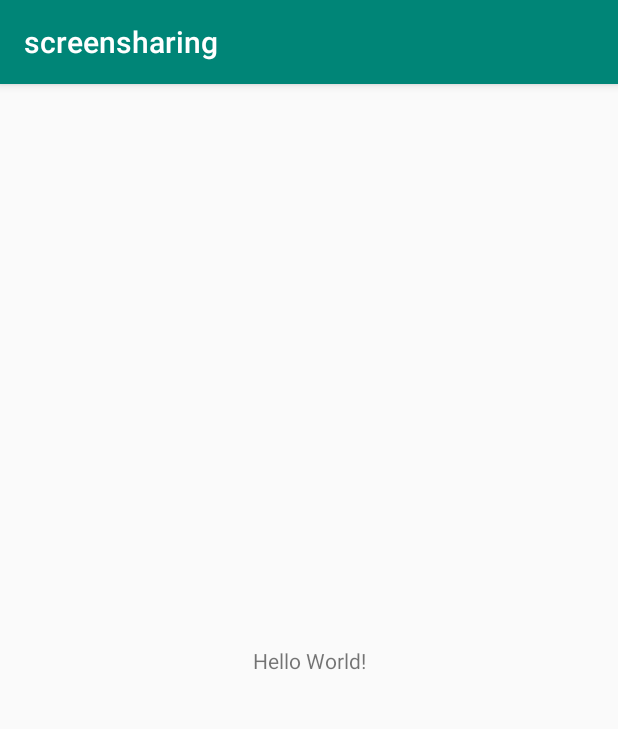
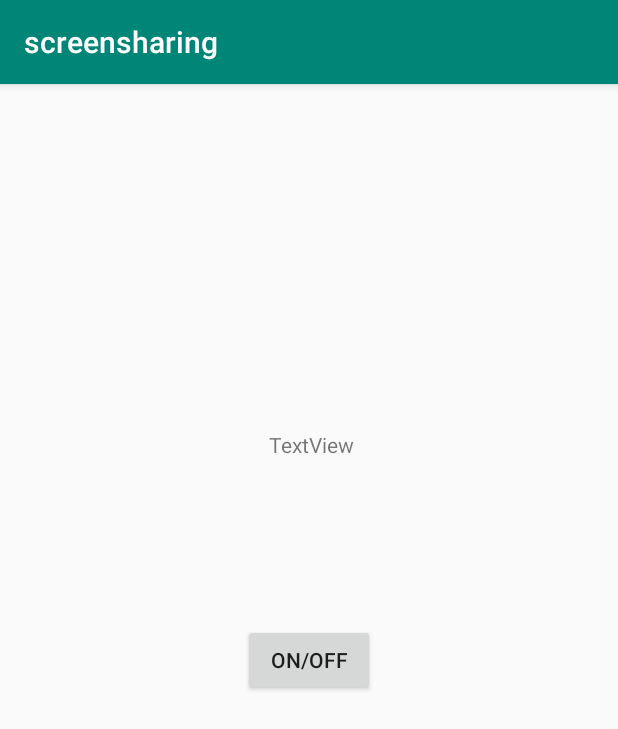
Before and after one commit to Deiroo/PinchSS, an Android app: the screen it shows after launch (MainActivity), on a phone screen of 412 x 824 dp. Shown: the top 729 px of the screen. Run offline under Robolectric (Android 15) with nearby library versions, the phone set to English and light mode, and no system bars.

```diff
--- a/app/src/main/java/com/example/screensharing/MainActivity.java
+++ b/app/src/main/java/com/example/screensharing/MainActivity.java
@@ -1,14 +1,100 @@
 package com.example.screensharing;
 
 import androidx.appcompat.app.AppCompatActivity;
+import androidx.constraintlayout.widget.ConstraintLayout;
 
 import android.os.Bundle;
+import android.view.GestureDetector;
+import android.view.MotionEvent;
+import android.view.View;
+import android.widget.Button;
+import android.widget.RelativeLayout;
+import android.widget.TextView;
 
 public class MainActivity extends AppCompatActivity {
+
+    ConstraintLayout constraintLayout;
+    Button btnOnOff;
+    TextView tvTest;
+    SwipeListener swipeListener;
 
     @Override
     protected void onCreate(Bundle savedInstanceState) {
         super.onCreate(savedInstanceState);
         setContentView(R.layout.activity_main);
+
+        constraintLayout = findViewById(R.id.constraint_layout);
+        btnOnOff = findViewById(R.id.btnOnOff);
+        tvTest = findViewById(R.id.tvTest);
+
+        swipeListener = new SwipeListener(constraintLayout);
+
+
+    }
+
+
+    private class SwipeListener implements View.OnTouchListener{
+
+        GestureDetector gestureDetector;
+
+        SwipeListener(View view){
+            final int threshoold = 100;
+            final int velocity_threshold = 100;
+
+            GestureDetector.SimpleOnGestureListener listener =
+                    new GestureDetector.SimpleOnGestureListener(){
+                        @Override
+                        public boolean onDown(MotionEvent e) {
+                            return true;
+                        }
+
+                        @Override
+                        public boolean onFling(MotionEvent e1, MotionEvent e2, float velocityX, float velocityY) {
+                            float xDiff = e2.getX() - e1.getX();
+                            float yDiff = e2.getY() - e1.getY();
+
+                            try{
+                                if(Math.abs(xDiff) > Math.abs(yDiff)){
+                                    if(Math.abs(xDiff) > threshoold && Math.abs(velocityX) >velocity_threshold){
+                                        if(xDiff>0){
+                                            //Right
+                                            tvTest.setText("Right");
+
+                                        } else {
+                                            //Left
+                                            tvTest.setText("Left");
+                                        }
+                                        return true;
+                                    }
+                                }else{
+                                    if(Math.abs(yDiff) > threshoold && Math.abs(velocityY) > velocity_threshold){
+                                        if(yDiff>0){
+                                            //Down
+                                            tvTest.setText("Down");
+                                        } else {
+                                            //Up
+                                            tvTest.setText("Up");
+                                        }
+                                        return true;
+                                    }
+                                }
+                            }catch (Exception e){
+                                e.printStackTrace();
+                            }
+                            return false;
+                        }
+                    };
+            gestureDetector = new GestureDetector(getApplicationContext(), listener);
+
+            view.setOnTouchListener(this);
+
+
+        }
+
+        @Override
+        public boolean onTouch(View v, MotionEvent event) {
+
+            return gestureDetector.onTouchEvent(event);
+        }
     }
 }
--- a/app/src/main/res/layout/activity_main.xml
+++ b/app/src/main/res/layout/activity_main.xml
@@ -2,17 +2,36 @@
 <androidx.constraintlayout.widget.ConstraintLayout xmlns:android="http://schemas.android.com/apk/res/android"
     xmlns:app="http://schemas.android.com/apk/res-auto"
     xmlns:tools="http://schemas.android.com/tools"
+    android:id="@+id/constraint_layout"
     android:layout_width="match_parent"
     android:layout_height="match_parent"
     tools:context=".MainActivity">
 
-    <TextView
+    <Button
+        android:id="@+id/btnOnOff"
         android:layout_width="wrap_content"
         android:layout_height="wrap_content"
-        android:text="Hello World!"
+        android:layout_centerInParent="true"
+        android:layout_marginStart="161dp"
+        android:layout_marginTop="341dp"
+        android:layout_marginEnd="162dp"
+        android:layout_marginBottom="342dp"
+        android:text="ON/OFF"
         app:layout_constraintBottom_toBottomOf="parent"
-        app:layout_constraintLeft_toLeftOf="parent"
-        app:layout_constraintRight_toRightOf="parent"
+        app:layout_constraintEnd_toEndOf="parent"
+        app:layout_constraintStart_toStartOf="parent"
         app:layout_constraintTop_toTopOf="parent" />
 
+    <TextView
+        android:id="@+id/tvTest"
+        android:layout_width="wrap_content"
+        android:layout_height="wrap_content"
+        android:layout_centerHorizontal="true"
+        android:layout_marginTop="212dp"
+        android:layout_marginEnd="176dp"
+        android:layout_marginBottom="500dp"
+        android:text="TextView"
+        app:layout_constraintBottom_toBottomOf="parent"
+        app:layout_constraintEnd_toEndOf="parent"
+        app:layout_constraintTop_toTopOf="parent" />
 </androidx.constraintlayout.widget.ConstraintLayout>
```
